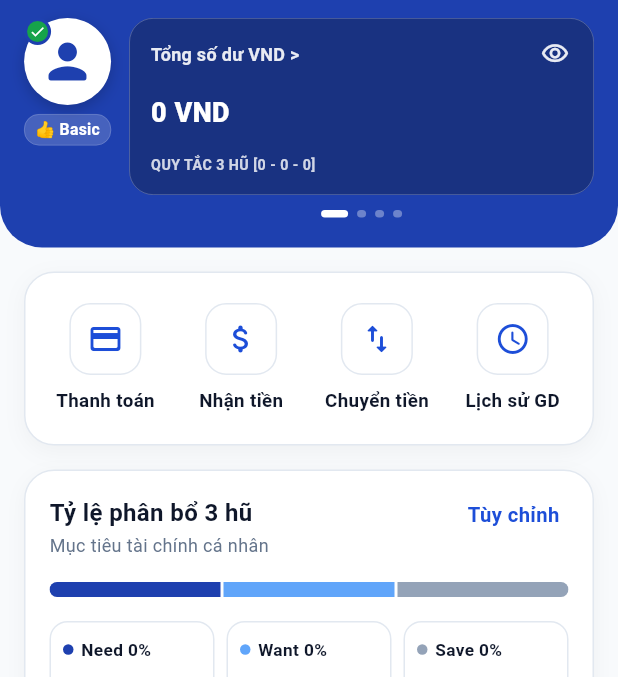
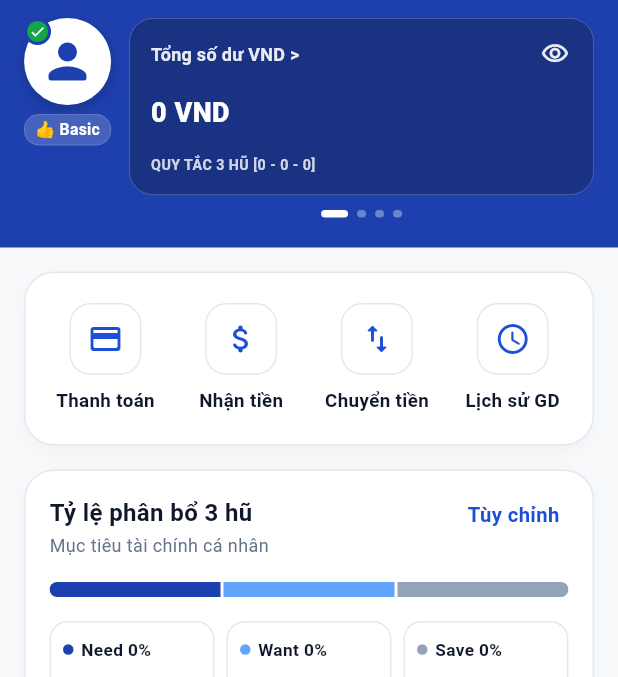
Before and after one commit to Luclvan/moneda, a Flutter app: the HomeScreen screen opened directly, on a phone screen of 412 x 824 dp, the part 72-749 px from its top. Run offline on Flutter 3.47's test engine with Material 3 defaults, Android fonts, the phone set to English and light mode, and no system bars; our stand-ins replace shared_preferences, supabase_flutter; accounts and stored records are empty.

Commit message:
refactor:  update home screen layout and styling

```diff
--- a/lib/core/constants/app_colors.dart
+++ b/lib/core/constants/app_colors.dart
@@ -1,10 +1,10 @@
 import 'package:flutter/material.dart';
 
-/// Bảng màu chuẩn phong cách MB Bank đơn sắc & hiện đại
+/// Bảng màu chuẩn phong cách Moneda tối giản & hiện đại
 class AppColors {
   AppColors._();
 
-  // MB Bank Signature Blues
+  // Moneda Signature Blues
   /// Màu nền Banner, Bottom Bar, nút chính (#1E40AF)
   static const Color primaryBlue = Color(0xFF1E40AF);
 
--- a/lib/screens/app_settings_screen.dart
+++ b/lib/screens/app_settings_screen.dart
@@ -7,7 +7,7 @@ import '../utils/moneda_validator.dart';
 import '../widgets/mb_feedback.dart';
 import '../widgets/settings_modal.dart';
 
-/// Màn hình Cài đặt Moneda chuẩn phong cách MB Bank
+/// Màn hình Cài đặt Moneda hiện đại & tối giản
 class AppSettingsScreen extends StatefulWidget {
   final MonedaService? monedaService;
 
--- a/lib/screens/expense_detail_screen.dart
+++ b/lib/screens/expense_detail_screen.dart
@@ -8,7 +8,7 @@ import '../services/moneda_service.dart';
 import '../widgets/mb_feedback.dart';
 import 'payment_screen.dart';
 
-/// Màn hình Chi tiết chi tiêu (chuẩn phong cách MB Bank)
+/// Màn hình Chi tiết chi tiêu (chuẩn phong cách Moneda)
 class ExpenseDetailScreen extends StatefulWidget {
   final String initialJarFilter;
 
--- a/lib/screens/home_screen.dart
+++ b/lib/screens/home_screen.dart
@@ -18,7 +18,7 @@ import 'rollover_transfer_screen.dart';
 import 'saving_goals_screen.dart';
 import 'transaction_history_screen.dart';
 
-/// Màn hình Trang chủ (Home Dashboard) chuẩn phong cách MB Bank
+/// Màn hình Trang chủ (Home Dashboard) chuẩn phong cách Moneda
 class HomeScreen extends StatefulWidget {
   const HomeScreen({super.key});
 
@@ -210,7 +210,20 @@ class _HomeScreenState extends State<HomeScreen> {
         ),
         body: SafeArea(
           top: false,
-          child: _buildBody(topPadding),
+          child: Stack(
+            children: [
+              // Lớp nền xanh biển đậm (#1E40AF) lót cố định ở nửa trên màn hình
+              const Positioned(
+                top: 0,
+                left: 0,
+                right: 0,
+                height: 320,
+                child: ColoredBox(color: AppColors.primaryBlue),
+              ),
+              // Vùng nội dung chính cuộn kéo làm mới
+              _buildBody(topPadding),
+            ],
+          ),
         ),
       ),
     );
@@ -263,10 +276,13 @@ class _HomeScreenState extends State<HomeScreen> {
             ),
             child: _buildTopBannerHeader(topPadding),
           ),
-          const Expanded(
-            child: Center(
+          Expanded(
+            child: Container(
+              color: AppColors.backgroundGray,
+              child: const Center(
                 child: CircularProgressIndicator(
                   color: AppColors.primaryBlue,
+                ),
               ),
             ),
           ),
@@ -287,6 +303,8 @@ class _HomeScreenState extends State<HomeScreen> {
             child: _buildTopBannerHeader(topPadding),
           ),
           Expanded(
+            child: Container(
+              color: AppColors.backgroundGray,
               child: Center(
                 child: Padding(
                   padding: const EdgeInsets.all(24.0),
@@ -321,6 +339,7 @@ class _HomeScreenState extends State<HomeScreen> {
                 ),
               ),
             ),
+          ),
         ],
       );
     }
@@ -335,8 +354,10 @@ class _HomeScreenState extends State<HomeScreen> {
         );
 
     return RefreshIndicator(
-      color: AppColors.primaryBlue,
-      backgroundColor: AppColors.white,
+      backgroundColor: Colors.transparent,
+      color: Colors.white,
+      elevation: 0,
+      strokeWidth: 2.5,
       onRefresh: _loadDashboardData,
       child: SingleChildScrollView(
         physics: const AlwaysScrollableScrollPhysics(),
@@ -371,6 +392,11 @@ class _HomeScreenState extends State<HomeScreen> {
               ),
             ),
 
+            // Phần nội dung bên dưới giữ nền #F8FAFC
+            Container(
+              color: AppColors.backgroundGray,
+              child: Column(
+                children: [
                   // C. Khối 4 Nút chức năng nhanh (cách 16px bên dưới banner xanh)
                   QuickActionsGrid(
                     onPaymentTap: _navigateToPayment,
@@ -400,6 +426,9 @@ class _HomeScreenState extends State<HomeScreen> {
 
                   // Khoảng đệm 110px ở đáy để nội dung không bị thanh Bottom Bar che khuất
                   const SizedBox(height: 110),
+                ],
+              ),
+            ),
           ],
         ),
       ),
--- a/lib/screens/income_detail_screen.dart
+++ b/lib/screens/income_detail_screen.dart
@@ -6,7 +6,7 @@ import '../services/moneda_service.dart';
 import '../widgets/mb_feedback.dart';
 import 'receive_money_screen.dart';
 
-/// Màn hình Chi tiết thu nhập (chuẩn phong cách MB Bank)
+/// Màn hình Chi tiết thu nhập (chuẩn phong cách Moneda)
 class IncomeDetailScreen extends StatefulWidget {
   const IncomeDetailScreen({super.key});
 
--- a/lib/screens/payment_screen.dart
+++ b/lib/screens/payment_screen.dart
@@ -9,7 +9,7 @@ import '../utils/moneda_validator.dart';
 import '../widgets/floating_suggestions_field.dart';
 import '../widgets/mb_feedback.dart';
 
-/// Màn hình Thanh toán chi tiêu (chuẩn phong cách MB Bank)
+/// Màn hình Thanh toán chi tiêu (chuẩn phong cách Moneda)
 class PaymentScreen extends StatefulWidget {
   final String? initialJarType;
 
--- a/lib/screens/receive_money_screen.dart
+++ b/lib/screens/receive_money_screen.dart
@@ -9,7 +9,7 @@ import '../utils/moneda_validator.dart';
 import '../widgets/floating_suggestions_field.dart';
 import '../widgets/mb_feedback.dart';
 
-/// Màn hình Nhận tiền vào hũ (chuẩn phong cách MB Bank)
+/// Màn hình Nhận tiền vào hũ (chuẩn phong cách Moneda)
 class ReceiveMoneyScreen extends StatefulWidget {
   final String initialTargetJar;
 
--- a/lib/screens/rollover_transfer_screen.dart
+++ b/lib/screens/rollover_transfer_screen.dart
@@ -5,7 +5,7 @@ import '../models/jar.dart';
 import '../services/moneda_service.dart';
 import '../widgets/mb_feedback.dart';
 
-/// Màn hình Kết chuyển sang Hũ Save (chuẩn MB Bank Style)
+/// Màn hình Kết chuyển sang Hũ Save (chuẩn phong cách Moneda)
 class RolloverTransferScreen extends StatefulWidget {
   const RolloverTransferScreen({super.key});
 
--- a/lib/screens/transaction_history_screen.dart
+++ b/lib/screens/transaction_history_screen.dart
@@ -32,7 +32,7 @@ class _HistoryEntry {
   });
 }
 
-/// Màn hình Lịch sử giao dịch tổng hợp (chuẩn phong cách MB Bank)
+/// Màn hình Lịch sử giao dịch tổng hợp (chuẩn phong cách Moneda)
 /// Gom toàn bộ Thu nhập và Chi tiêu với 5 Tab lọc linh hoạt:
 /// 'ALL', 'INCOME', 'NEED', 'WANT', 'SAVE'
 class TransactionHistoryScreen extends StatefulWidget {
@@ -1034,7 +1034,7 @@ class _TransactionHistoryScreenState extends State<TransactionHistoryScreen> {
                       ),
                       child: Row(
                         children: [
-                          // Icon mũi tên lên màu xanh MB Bank
+                          // Icon mũi tên lên màu xanh Moneda
                           Container(
                             width: 40,
                             height: 40,
--- a/lib/widgets/balance_carousel.dart
+++ b/lib/widgets/balance_carousel.dart
@@ -4,7 +4,7 @@ import '../core/utils/currency_formatter.dart';
 import '../models/app_settings.dart';
 import '../models/jar.dart';
 
-/// Thẻ số dư trượt ngang và Avatar người dùng (phong cách MB Bank)
+/// Thẻ số dư trượt ngang và Avatar người dùng (phong cách Moneda)
 class BalanceCarousel extends StatefulWidget {
   final AppSettings settings;
   final Map<String, Jar> jars;
--- a/lib/widgets/mb_feedback.dart
+++ b/lib/widgets/mb_feedback.dart
@@ -1,7 +1,7 @@
 import 'package:flutter/material.dart';
 import '../core/constants/app_colors.dart';
 
-/// Hiển thị thông báo Top Toast chuẩn phong cách MB Bank
+/// Hiển thị thông báo Top Toast chuẩn phong cách Moneda
 /// Trượt mượt từ mép trên màn hình xuống và tự biến mất sau 1200ms
 void showMbTopToast(
   BuildContext context,
@@ -215,7 +215,7 @@ class _MbTopToastWidgetState extends State<_MbTopToastWidget>
   }
 }
 
-/// Hiển thị Dialog xác nhận xóa chuẩn MB Bank
+/// Hiển thị Dialog xác nhận xóa chuẩn Moneda
 Future<bool> showMbDeleteConfirmDialog({
   required BuildContext context,
   required String title,
--- a/lib/widgets/mb_menu_drawer.dart
+++ b/lib/widgets/mb_menu_drawer.dart
@@ -6,7 +6,7 @@ import '../screens/user_profile_screen.dart';
 import '../services/moneda_service.dart';
 import 'mb_feedback.dart';
 
-/// Menu ngăn kéo trượt từ bên phải sang (chuẩn phong cách MB Bank)
+/// Menu ngăn kéo trượt từ bên phải sang (chuẩn phong cách Moneda)
 class MbMenuDrawer extends StatefulWidget {
   final VoidCallback? onOpenUtilities;
   final VoidCallback? onProfileUpdated;
--- a/lib/widgets/moneda_bottom_bar.dart
+++ b/lib/widgets/moneda_bottom_bar.dart
@@ -1,7 +1,7 @@
 import 'package:flutter/material.dart';
 import '../core/constants/app_colors.dart';
 
-/// Thanh Bottom Navigation Bar 5 nút chuẩn phong cách MB Bank:
+/// Thanh Bottom Navigation Bar 5 nút chuẩn phong cách Moneda:
 /// 1. Trang chủ (Icons.home)
 /// 2. Báo cáo (Icons.bar_chart_rounded)
 /// 3. Thanh toán (Nút nổi bật ở giữa: ô vuông trắng 50x50, icon Icons.grid_view_rounded màu #1E40AF)
--- a/lib/widgets/quick_actions_grid.dart
+++ b/lib/widgets/quick_actions_grid.dart
@@ -1,7 +1,7 @@
 import 'package:flutter/material.dart';
 import '../core/constants/app_colors.dart';
 
-/// Khối 4 nút chức năng nhanh chuẩn MB Bank:
+/// Khối 4 nút chức năng nhanh chuẩn Moneda:
 /// 1. Thanh toán (credit_card)
 /// 2. Nhận tiền (attach_money)
 /// 3. Chuyển tiền (swap_vert)
--- a/lib/widgets/recent_transactions_card.dart
+++ b/lib/widgets/recent_transactions_card.dart
@@ -3,7 +3,7 @@ import '../core/constants/app_colors.dart';
 import '../core/utils/currency_formatter.dart';
 import '../models/transaction_item.dart';
 
-/// Khối "Giao dịch gần đây" chuẩn phong cách MB Bank
+/// Khối "Giao dịch gần đây" chuẩn phong cách Moneda
 class RecentTransactionsCard extends StatelessWidget {
   final List<TransactionItem> transactions;
   final bool isBalanceHidden;
--- a/lib/widgets/rollover_alert_banner.dart
+++ b/lib/widgets/rollover_alert_banner.dart
@@ -1,7 +1,7 @@
 import 'package:flutter/material.dart';
 import '../core/constants/app_colors.dart';
 
-/// Banner nhắc nhở quyết toán đầu tháng chuẩn MB Bank Style
+/// Banner nhắc nhở quyết toán đầu tháng chuẩn phong cách Moneda
 class RolloverAlertBanner extends StatelessWidget {
   final VoidCallback onTransferToSave;
   final VoidCallback onKeepJars;
```
Also changed, not shown: 3 other files. Lines whose indentation alone changed are shown as unchanged.
